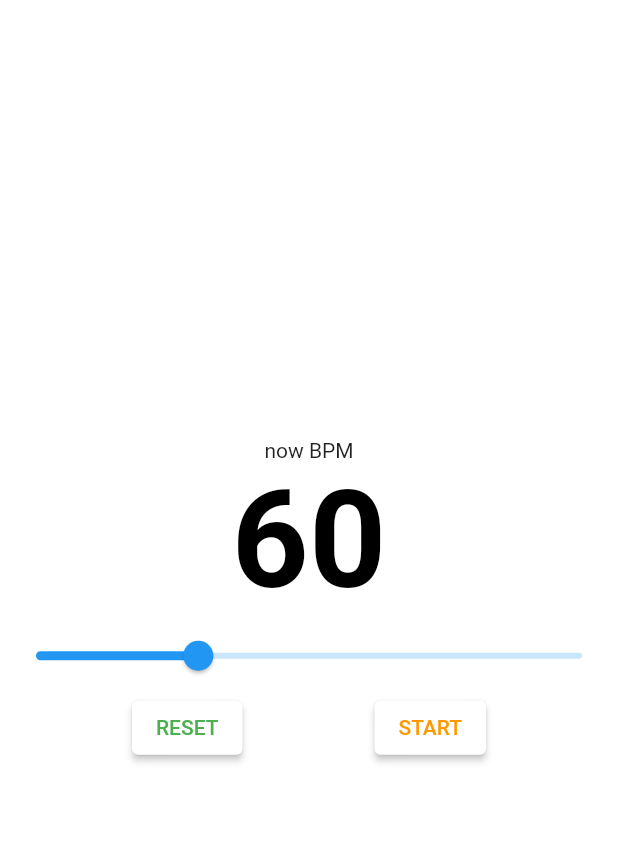
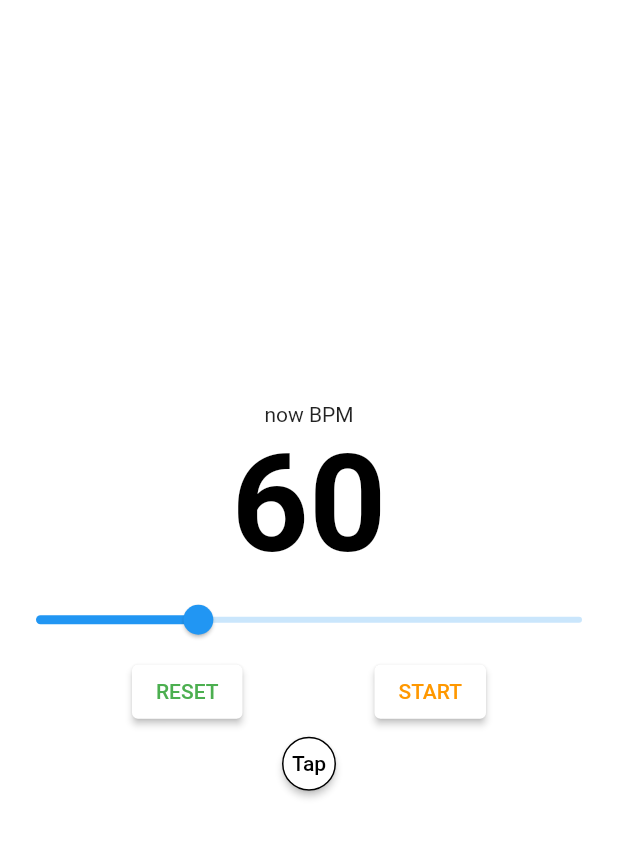
Before and after one commit to yuto90/metronome, a Flutter app: the screen it shows after launch, on a phone screen of 412 x 824 dp, the part 59-918 px from its top. Run offline on Flutter 3.47's test engine with Material 2 defaults, Android fonts, the phone set to English and light mode, and no system bars; missing offline and left inert: soundpool.

Commit message:
ボタンを表示

```diff
--- a/lib/home/home.dart
+++ b/lib/home/home.dart
@@ -76,6 +76,21 @@ class Home extends StatelessWidget {
                         Spacer(),
                       ],
                     ),
+                    ElevatedButton(
+                      child: const Text('Tap'),
+                      style: ElevatedButton.styleFrom(
+                        primary: Colors.white,
+                        onPrimary: Colors.black,
+                        shape: const CircleBorder(
+                          side: BorderSide(
+                            color: Colors.black,
+                            width: 1,
+                            style: BorderStyle.solid,
+                          ),
+                        ),
+                      ),
+                      onPressed: () => model.tap(),
+                    ),
                   ],
                 ),
               ),
--- a/lib/home/home_model.dart
+++ b/lib/home/home_model.dart
@@ -74,4 +74,7 @@ class HomeModel extends ChangeNotifier {
     tempo = defaultTempo;
     notifyListeners();
   }
+
+  // ボタンをタップした時
+  void tap() {}
 }
```
